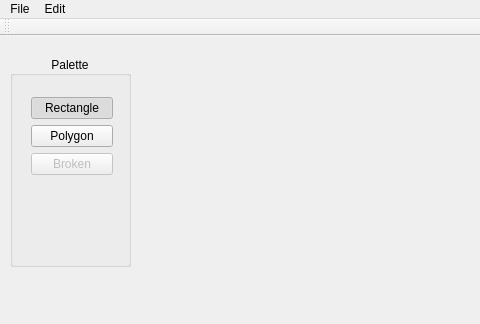
The window that mainwindow.ui (vladmazur/Margaret) describes before a commit, drawn with Qt 5; both pictures show x 0 to 480 and y 0 to 324 of the 930 by 758 pixel window.
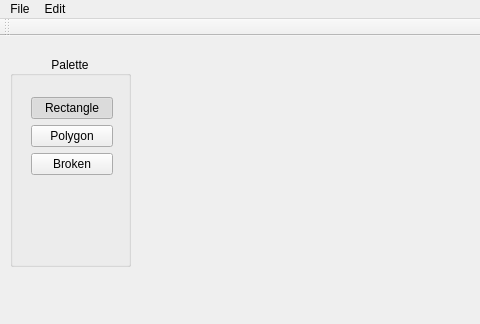
The same window after the commit. Custom widgets are drawn as their Qt base class.

```diff
--- a/mainwindow.ui
+++ b/mainwindow.ui
@@ -77,7 +77,7 @@
       <item>
        <widget class="QPushButton" name="brokenBu">
         <property name="enabled">
-         <bool>false</bool>
+         <bool>true</bool>
         </property>
         <property name="text">
          <string>Broken</string>
```
